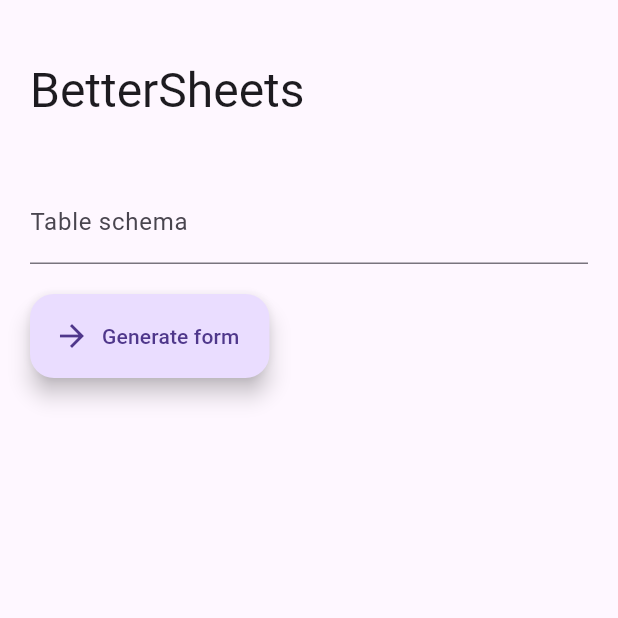
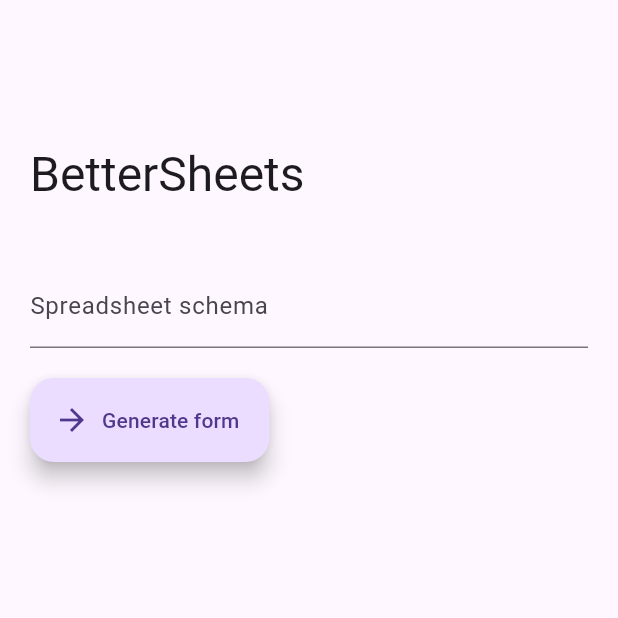
Before and after one commit to finleyowen/ftables_ui, a Flutter app: the screen it shows after launch, on a phone screen of 412 x 824 dp, the top half of it. Run offline on Flutter 3.47's test engine with Material 3 defaults, Android fonts, the phone set to English and light mode, and no system bars; missing offline and left inert: dart:ffi.

Commit message:
Made UI handle a spreadsheet rather than just a table, implemented better error handling

```diff
--- a/lib/components/app_scaffold.dart
+++ b/lib/components/app_scaffold.dart
@@ -7,16 +7,19 @@
   final Widget? body;
   final Widget? floatingActionButton;
   final FloatingActionButtonLocation? floatingActionButtonLocation;
+  final Widget? drawer;
 
   const AppScaffold({
     super.key,
     this.body,
     this.floatingActionButton,
     this.floatingActionButtonLocation,
+    this.drawer,
   });
 
   @override
   Widget build(BuildContext context) => Scaffold(
+    appBar: AppBar(),
     body: Center(
       child: ConstrainedBox(
         constraints: BoxConstraints(maxWidth: 800),
@@ -25,5 +28,6 @@
     ),
     floatingActionButton: floatingActionButton,
     floatingActionButtonLocation: floatingActionButtonLocation,
+    drawer: drawer,
   );
 }
--- a/lib/components/typed_text_field.dart
+++ b/lib/components/typed_text_field.dart
@@ -54,7 +54,8 @@
   }
 
   @override
-  Widget build(BuildContext context) => TextFormField(
+  Widget build(BuildContext context) => Material(
+    child: TextFormField(
       controller: controller,
       decoration: InputDecoration(
         labelText: labelText,
@@ -62,6 +63,7 @@
       ),
       validator: dataType.validate,
       inputFormatters: inputFormatters,
+    ),
   );
 }
 
--- a/lib/logic/data_type.dart
+++ b/lib/logic/data_type.dart
@@ -168,7 +168,7 @@
   @override
   String toString() => (minLen == null && maxLen == null)
       ? super.toString()
-      : "${super.toString()}<${minLen ?? ""};${maxLen ?? ""}>";
+      : "${super.toString()}<${minLen ?? ""},${maxLen ?? ""}>";
 }
 
 /// Implements functionality shared between concrete numeric data types
@@ -201,7 +201,7 @@
   @override
   String toString() => (min == null && max == null)
       ? super.toString()
-      : "${super.toString()}<${min ?? ""};${max ?? ""}>";
+      : "${super.toString()}<${min ?? ""},${max ?? ""}>";
 }
 
 /// The FSheets integer data type is a wrapper around Dart's [int] type.
--- a/lib/views/home.dart
+++ b/lib/views/home.dart
@@ -1,10 +1,8 @@
 import 'package:flutter/material.dart';
 import 'package:fsheets/components/app_scaffold.dart';
-import 'package:fsheets/components/typed_text_field.dart';
 import 'package:fsheets/components/util.dart';
-import 'package:fsheets/logic/data_type.dart';
 import 'package:fsheets/logic/ffi.dart';
-import 'package:fsheets/views/table_form.dart';
+import 'package:fsheets/views/spreadsheet_view.dart';
 
 class HomeView extends StatefulWidget {
   const HomeView({super.key});
@@ -14,8 +12,11 @@
 }
 
 class _HomeViewState extends State<HomeView> {
-  final TextEditingController schemaController = TextEditingController();
+  final TextEditingController _schemaController = TextEditingController(
+    text: "",
+  );
   bool isValid = true;
+  String errorMsg = "";
 
   @override
   Widget build(BuildContext context) => AppScaffold(
@@ -31,10 +32,13 @@
             ),
           ],
         ),
-        StringTextField(
-          controller: schemaController,
-          dataType: StringDataType(nullable: false),
-          labelText: "Table schema",
+        TextField(
+          controller: _schemaController,
+          decoration: InputDecoration(
+            labelText: "Spreadsheet schema",
+            hintText: "// enter DDL statements, e.g 'tab T(a: int);'",
+          ),
+          maxLines: null,
         ),
         Row(
           children: [
@@ -43,19 +47,19 @@
               icon: Icon(Icons.arrow_forward),
               onPressed: () {
                 try {
-                  final schema = parseSchema(schemaController.text);
-                  final tableSchema = schema.tables.elementAt(0);
+                  final schema = parseSchema(_schemaController.text);
 
                   setState(() {
                     isValid = true;
                   });
                   Navigator.of(context).push(
                     MaterialPageRoute(
-                      builder: (context) => TableFormView(schema: tableSchema),
+                      builder: (context) => SpreadsheetView(schema: schema),
                     ),
                   );
                 } catch (e) {
                   setState(() {
+                    errorMsg = e.toString();
                     isValid = false;
                   });
                 }
@@ -63,7 +67,7 @@
             ),
           ],
         ),
-        if (!isValid) Row(children: [Text("Invalid!")]),
+        if (!isValid) Row(children: [Text(errorMsg)]),
       ],
     ),
   );
```
Also changed, not shown: lib/logic/ffi.dart (+7 -9 lines), lib/views/spreadsheet_view.dart (added, +111 -0 lines), lib/views/table_form.dart (deleted, +0 -44 lines), 2 other files. Lines whose indentation alone changed are shown as unchanged.
